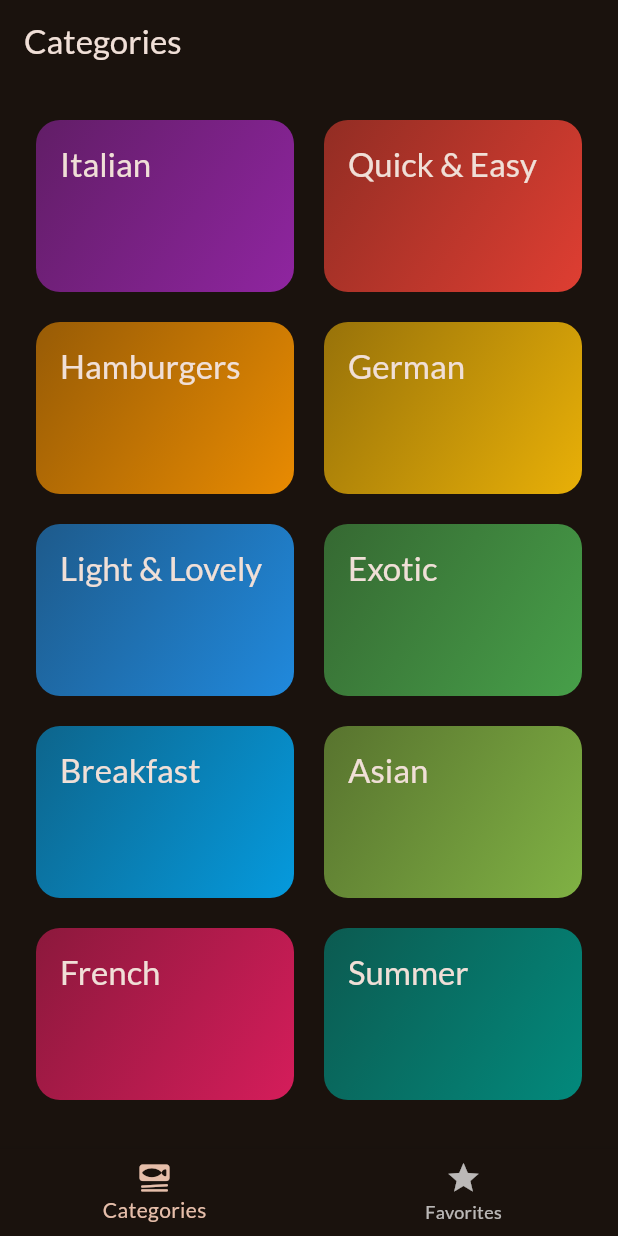
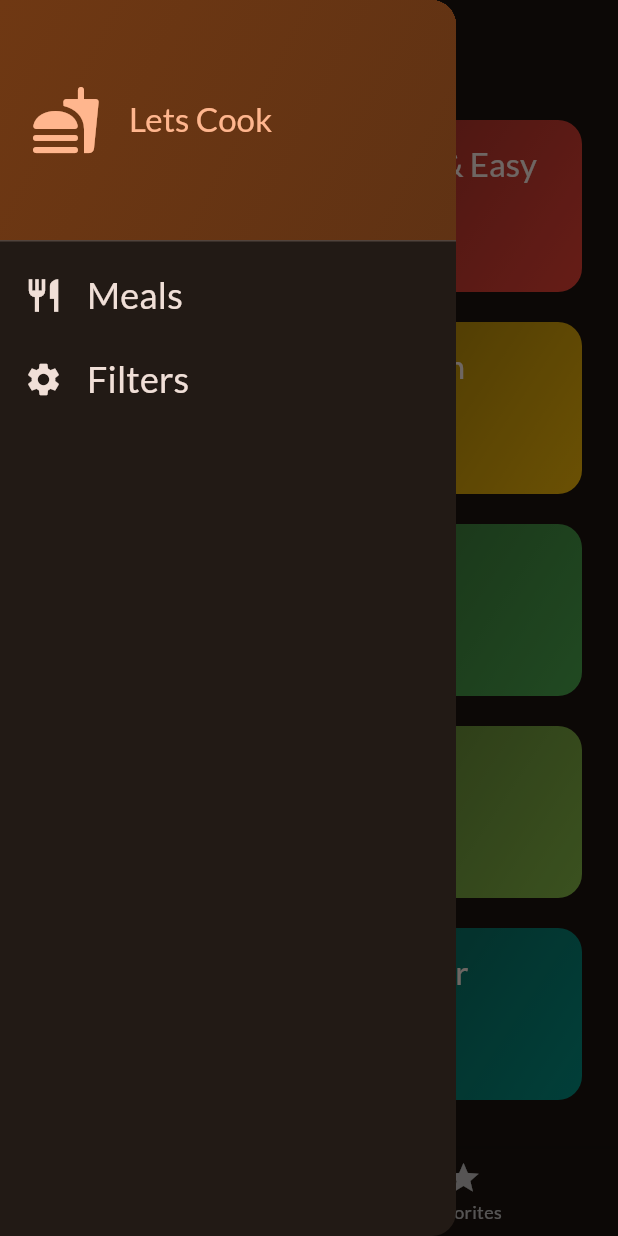
Before and after one commit to IanMabans/meals_app, a Flutter app: the screen it shows after launch, with the side drawer open (before the commit the screen has no drawer), on a phone screen of 412 x 824 dp. Run offline on Flutter 3.47's test engine with Material 2 defaults, Android fonts, the phone set to English and light mode, and no system bars; our stand-ins replace google_fonts, transparent_image.

Commit message:
Added filtering

```diff
--- a/lib/screens/categories.dart
+++ b/lib/screens/categories.dart
@@ -7,11 +7,16 @@ import '../models/category.dart';
 import '../models/meal.dart';
 
 class CategoriesScreen extends StatelessWidget {
-  const CategoriesScreen({Key? key,required this.onToggleFavorite}) : super(key: key);
+  const CategoriesScreen({
+    Key? key,
+    required this.onToggleFavorite,
+    required this.availableMeals,
+  }) : super(key: key);
   final void Function(Meal meal) onToggleFavorite;
+  final List<Meal> availableMeals;
 
   void _selectCategory(BuildContext context, Category category) {
-    final filteredMeals = dummyMeals
+    final filteredMeals = availableMeals
         .where((meal) => meal.categories.contains(category.id))
         .toList();
 
@@ -30,7 +35,7 @@ class CategoriesScreen extends StatelessWidget {
 
   @override
   Widget build(BuildContext context) {
-    return  GridView(
+    return GridView(
       padding: const EdgeInsets.all(24),
       gridDelegate: const SliverGridDelegateWithFixedCrossAxisCount(
         crossAxisCount: 2,
--- a/lib/screens/tabs.dart
+++ b/lib/screens/tabs.dart
@@ -1,8 +1,18 @@
 import 'package:flutter/material.dart';
+import 'package:meals/data/dummy_data.dart';
 import 'package:meals/screens/categories.dart';
 import 'package:meals/screens/meals.dart';
 
 import '../models/meal.dart';
+import '../widgets/main_drawer.dart';
+import 'filters.dart';
+
+const kInitialFilters = {
+  Filter.glutenFree: false,
+  Filter.lactoseFree: false,
+  Filter.vegetarian: false,
+  Filter.vegan: false,
+};
 
 class TabScreen extends StatefulWidget {
   const TabScreen({Key? key}) : super(key: key);
@@ -14,6 +24,7 @@ class TabScreen extends StatefulWidget {
 class _TabScreenState extends State<TabScreen> {
   int _selectedPageIndex = 0;
   final List<Meal> _favoriteMeals = [];
+  Map<Filter, bool> _selectedFilters = kInitialFilters;
 
   void _showInfoMessage(String message) {
     ScaffoldMessenger.of(context).clearSnackBars();
@@ -39,6 +50,23 @@ class _TabScreenState extends State<TabScreen> {
     }
   }
 
+  void _setScreen(String identifier) async {
+    Navigator.of(context).pop();
+    if (identifier == 'filters') {
+      final result = await Navigator.of(context).push<Map<Filter, bool>>(
+        MaterialPageRoute(
+          builder: (context) => FiltersScreen(
+            currentFilters: _selectedFilters,
+          ),
+        ),
+      );
+
+      setState(() {
+        _selectedFilters = result ?? kInitialFilters;
+      });
+    }
+  }
+
   void _selectPage(int index) {
     setState(() {
       _selectedPageIndex = index;
@@ -47,8 +75,25 @@ class _TabScreenState extends State<TabScreen> {
 
   @override
   Widget build(BuildContext context) {
+    final availableMeals = dummyMeals.where((meal) {
+      if (_selectedFilters[Filter.glutenFree]! && !meal.isGlutenFree) {
+        return false;
+      }
+      if (_selectedFilters[Filter.lactoseFree]! && !meal.isLactoseFree) {
+        return false;
+      }
+      if (_selectedFilters[Filter.vegetarian]! && !meal.isVegetarian) {
+        return false;
+      }
+      if (_selectedFilters[Filter.vegan]! && !meal.isVegan) {
+        return false;
+      }
+      return true;
+    }).toList();
+
     Widget activePage = CategoriesScreen(
       onToggleFavorite: _toggleMealFavoriteStatus,
+      availableMeals: availableMeals,
     );
     var activePageTitle = 'Categories';
 
@@ -62,6 +107,9 @@ class _TabScreenState extends State<TabScreen> {
     }
 
     return Scaffold(
+      drawer: MainDrawer(
+        onSelectScreen: _setScreen,
+      ),
       appBar: AppBar(
         title: Text(activePageTitle),
       ),
--- /dev/null
+++ b/lib/widgets/main_drawer.dart
@@ -0,0 +1,72 @@
+import 'package:flutter/material.dart';
+
+class MainDrawer extends StatelessWidget {
+  const MainDrawer({Key? key, required this.onSelectScreen}) : super(key: key);
+
+  final void Function (String identifier) onSelectScreen;
+
+  @override
+  Widget build(BuildContext context) {
+    return Drawer(
+      child: Column(
+        children: [
+          DrawerHeader(
+            decoration: BoxDecoration(
+              gradient: LinearGradient(
+                colors: [
+                  Theme.of(context).colorScheme.primaryContainer,
+                  Theme.of(context)
+                      .colorScheme
+                      .primaryContainer
+                      .withOpacity(0.8),
+                ],
+                begin: Alignment.topLeft,
+                end: Alignment.bottomRight,
+              ),
+            ),
+            padding: const EdgeInsets.all(20),
+            child: Row(
+              children: [
+                Icon(
+                  Icons.fastfood_rounded,
+                  size: 48,
+                  color: Theme.of(context).colorScheme.primary,
+                ),
+                const SizedBox(
+                  width: 18,
+                ),
+                Text('Lets Cook',
+                    style: Theme.of(context).textTheme.titleLarge!.copyWith(
+                        color: Theme.of(context).colorScheme.primary)),
+              ],
+            ),
+          ),
+          ListTile(
+            leading: Icon(Icons.restaurant,
+                size: 26, color: Theme.of(context).colorScheme.onBackground),
+            title: Text('Meals',
+                style: Theme.of(context).textTheme.titleSmall!.copyWith(
+                      color: Theme.of(context).colorScheme.onBackground,
+                      fontSize: 24,
+                    )),
+            onTap: () {
+              onSelectScreen('meals');
+            },
+          ),
+          ListTile(
+            leading: Icon(Icons.settings,
+                size: 26, color: Theme.of(context).colorScheme.onBackground),
+            title: Text('Filters',
+                style: Theme.of(context).textTheme.titleSmall!.copyWith(
+                  color: Theme.of(context).colorScheme.onBackground,
+                  fontSize: 24,
+                )),
+            onTap: () {
+              onSelectScreen('filters');
+            },
+          ),
+        ],
+      ),
+    );
+  }
+}
```
Also changed, not shown: lib/screens/filters.dart (added, +162 -0 lines). Lines whose indentation alone changed are shown as unchanged.
